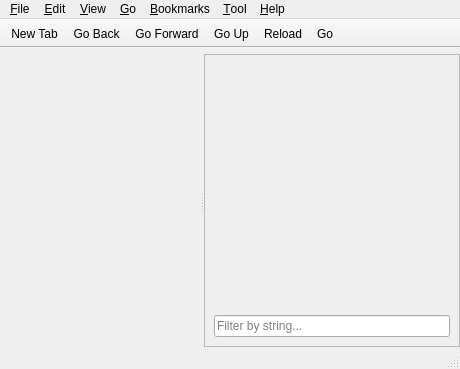
Above: pcmanfm/main-win.ui from lubuntu-team/pavucontrol-qt-packaging before the change. Below: the same form after it.
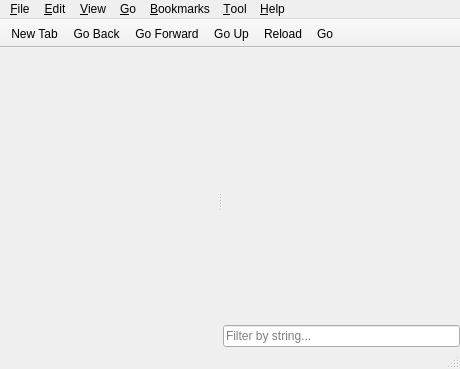
That is the form after the change. Icons and pictures are not drawn. Custom widgets are drawn as their Qt base class.

Diff of the .ui file:
```diff
--- a/pcmanfm/main-win.ui
+++ b/pcmanfm/main-win.ui
@@ -59,13 +59,22 @@
        </property>
       </widget>
       <widget class="QFrame" name="frame">
-       <property name="frameShape">
-        <enum>QFrame::StyledPanel</enum>
-       </property>
-       <property name="frameShadow">
-        <enum>QFrame::Raised</enum>
-       </property>
        <layout class="QVBoxLayout" name="verticalLayout_2">
+        <property name="spacing">
+         <number>2</number>
+        </property>
+        <property name="leftMargin">
+         <number>1</number>
+        </property>
+        <property name="topMargin">
+         <number>0</number>
+        </property>
+        <property name="rightMargin">
+         <number>0</number>
+        </property>
+        <property name="bottomMargin">
+         <number>0</number>
+        </property>
         <item>
          <widget class="QStackedWidget" name="stackedWidget">
           <property name="sizePolicy">
```
Left out of the diff: 65 changed lines with no effect on the pictures.
